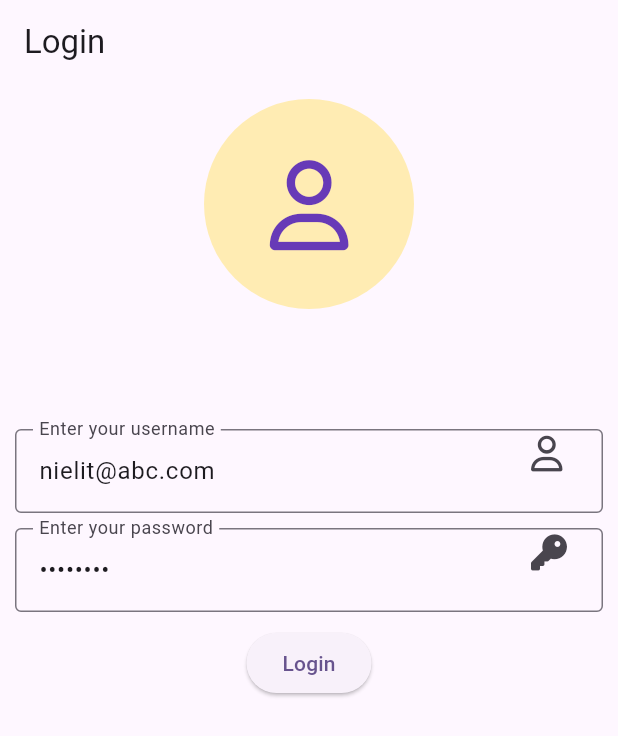
After one commit to gnongkynrih/admission, a Flutter app: the screen it shows after launch, on a phone screen of 412 x 824 dp. The commit adds this screen. Shown: the top 736 px of the screen. Run offline on Flutter 3.47's test engine with Material 3 defaults, Android fonts, the phone set to English and light mode, and no system bars; our stand-ins replace font_awesome_flutter; missing offline and left inert: animated_snack_bar.

Commit message:
19-02-2024

```diff
--- /dev/null
+++ b/lib/helpers/common.dart
@@ -0,0 +1,13 @@
+import 'package:animated_snack_bar/animated_snack_bar.dart';
+import 'package:flutter/material.dart';
+
+class CommonHelper {
+  static void animatedSnackBar(
+      BuildContext context, String body, AnimatedSnackBarType type) {
+    AnimatedSnackBar.material(
+      body,
+      type: type,
+      mobileSnackBarPosition: MobileSnackBarPosition.top,
+    ).show(context);
+  }
+}
--- a/lib/main.dart
+++ b/lib/main.dart
@@ -1,4 +1,5 @@
 import 'package:admission/Layout.dart';
+import 'package:admission/widget/screen/auth/login.dart';
 import 'package:flutter/material.dart';
 
 void main() {
@@ -17,6 +18,6 @@ class MyApp extends StatelessWidget {
           colorScheme: ColorScheme.fromSeed(seedColor: Colors.deepPurple),
           useMaterial3: true,
         ),
-        home: const Layout());
+        home: const Login());
   }
 }
--- /dev/null
+++ b/lib/model/login_model.dart
@@ -0,0 +1,11 @@
+class LoginModel {
+  late String email;
+  late String password;
+
+  LoginModel({required this.email, required this.password});
+
+  //set default value
+  factory LoginModel.initial() {
+    return LoginModel(email: 'nielit@abc.com', password: 'password');
+  }
+}
--- /dev/null
+++ b/lib/widget/screen/auth/login.dart
@@ -0,0 +1,141 @@
+import 'dart:convert';
+
+import 'package:admission/helpers/common.dart';
+import 'package:admission/model/login_model.dart';
+import 'package:animated_snack_bar/animated_snack_bar.dart';
+import 'package:flutter/material.dart';
+import 'package:font_awesome_flutter/font_awesome_flutter.dart';
+import 'package:http/http.dart' as http;
+
+class Login extends StatefulWidget {
+  const Login({super.key});
+
+  @override
+  State<Login> createState() => _LoginState();
+}
+
+class _LoginState extends State<Login> {
+  final _loginFormKey = GlobalKey<FormState>();
+  LoginModel login = LoginModel.initial();
+  bool isLoading = false;
+  @override
+  Widget build(BuildContext context) {
+    return Scaffold(
+      appBar: AppBar(
+        title: const Text('Login'),
+      ),
+      body: Padding(
+        padding: const EdgeInsets.all(10),
+        child: Center(
+            child: Column(
+          children: [
+            CircleAvatar(
+              backgroundColor: Colors.amber.shade100,
+              radius: 70,
+              child: const FaIcon(FontAwesomeIcons.user,
+                  size: 60, color: Colors.deepPurple),
+            ),
+            const SizedBox(
+              height: 80,
+            ),
+            Form(
+                key: _loginFormKey,
+                child: Column(
+                  children: [
+                    TextFormField(
+                      initialValue: login.email,
+                      keyboardType: TextInputType.emailAddress,
+                      decoration: const InputDecoration(
+                        suffixIcon: FaIcon(FontAwesomeIcons.user),
+                        border: OutlineInputBorder(),
+                        labelText: 'Enter your username',
+                      ),
+                      validator: (String? value) {
+                        if (value!.isEmpty || value.length < 4) {
+                          return 'Invalid user name';
+                        }
+                        return null;
+                      },
+                      onSaved: (newValue) {
+                        login.email = newValue!;
+                      },
+                    ),
+                    const SizedBox(
+                      height: 10,
+                    ),
+                    TextFormField(
+                        onSaved: (newValue) {
+                          login.password = newValue!;
+                        },
+                        initialValue: login.password,
+                        keyboardType: TextInputType.text,
+                        obscureText: true,
+                        decoration: const InputDecoration(
+                          suffixIcon: FaIcon(FontAwesomeIcons.key),
+                          border: OutlineInputBorder(),
+                          labelText: 'Enter your password',
+                        ),
+                        validator: (String? value) {
+                          if (value!.isEmpty) {
+                            return 'Password required';
+                          }
+                          return null;
+                        }),
+                    const SizedBox(
+                      height: 10,
+                    ),
+                    ElevatedButton(
+                      onPressed: () {
+                        setState(() {
+                          isLoading = true;
+                        });
+                        //add delay
+                        Future.delayed(const Duration(seconds: 3), () {
+                          loginnow();
+                          setState(() {
+                            isLoading = false;
+                          });
+                        });
+                        // loginnow();
+                        // setState(() {
+                        //   isLoading = false;
+                        // });
+                      },
+                      child: isLoading == true
+                          ? const CircularProgressIndicator()
+                          : const Text('Login'),
+                    ),
+                  ],
+                ))
+          ],
+        )),
+      ),
+    );
+  }
+
+  loginnow() async {
+    if (_loginFormKey.currentState!.validate()) {
+      _loginFormKey.currentState!.save();
+      String url = 'http://localhost:8000/api/admission/login';
+      try {
+        var response = await http.post(Uri.parse(url), body: {
+          'email': login.email,
+          'password': login.password
+        }, headers: {
+          'Accept': 'application/json',
+          // 'Content-Type': 'application/json'
+        });
+        var data = jsonDecode(response.body);
+        if (response.statusCode == 404) {
+          CommonHelper.animatedSnackBar(
+              context, data['message'], AnimatedSnackBarType.error);
+        } else {
+          CommonHelper.animatedSnackBar(
+              context, data['message'], AnimatedSnackBarType.success);
+        }
+      } catch (e) {
+        print('gordon $e');
+      }
+    }
+  }
+}
--- a/pubspec.yaml
+++ b/pubspec.yaml
@@ -12,6 +12,7 @@ dependencies:
   font_awesome_flutter: ^10.7.0
   cupertino_icons: ^1.0.2
   animated_snack_bar: ^0.4.0
+  http: ^1.1.0
 
 dev_dependencies:
   flutter_test:
```
Also changed, not shown: lib/Layout.dart (+7 -11 lines), pubspec.lock.
